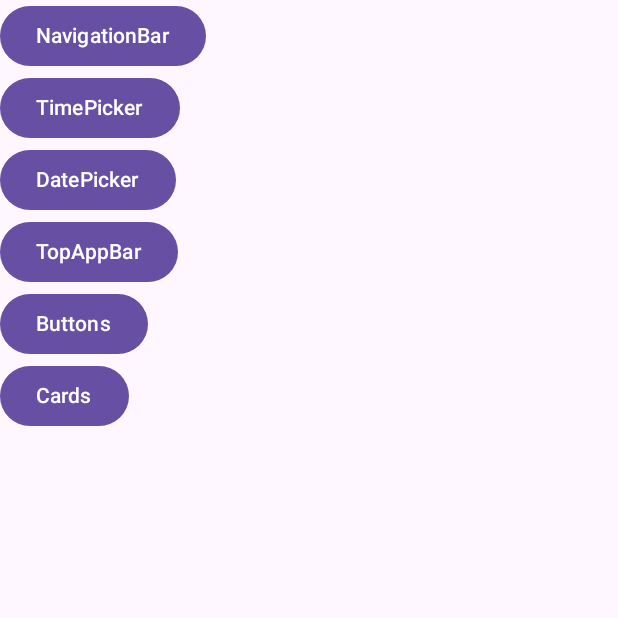
After one commit to zard0214/Kotlin, an Android app built with Jetpack Compose: the DemoActivity screen opened directly, with no data from a screen before it, on a phone screen of 412 x 824 dp, the top half of it. The commit adds this screen. Run offline under Robolectric (Android 15) with nearby library versions, the phone set to English and light mode, and no system bars.

Commit message:
add activity to manifest

```diff
--- /dev/null
+++ b/app/src/main/java/cn/shef/msc5/todo/demos/activity/DemoActivity.kt
@@ -0,0 +1,114 @@
+package cn.shef.msc5.todo.demos.activity
+
+import android.content.Intent
+import android.content.res.Configuration
+import android.os.Bundle
+import android.util.Log
+import androidx.activity.ComponentActivity
+import androidx.activity.compose.setContent
+import androidx.compose.foundation.layout.Column
+import androidx.compose.foundation.layout.fillMaxSize
+import androidx.compose.material3.Button
+import androidx.compose.material3.MaterialTheme
+import androidx.compose.material3.Surface
+import androidx.compose.material3.Text
+import androidx.compose.runtime.Composable
+import androidx.compose.ui.Modifier
+import androidx.compose.ui.platform.LocalContext
+import androidx.compose.ui.tooling.preview.Preview
+import androidx.core.content.ContextCompat.startActivity
+import cn.shef.msc5.todo.demos.ui.appbars.TopAppBarActivity
+import cn.shef.msc5.todo.demos.ui.buttons.ButtonsActivity
+import cn.shef.msc5.todo.demos.ui.cards.CardsActivity
+import cn.shef.msc5.todo.demos.ui.datepickers.DatePickersActivity
+import cn.shef.msc5.todo.demos.ui.navigation.NavigationBarActivity
+import cn.shef.msc5.todo.demos.ui.timepickers.TimePickersActivity
+
+/**
+ * @author Zhecheng Zhao
+ * @registrationNo 220186627
+ * @date Created in 31/10/2023 10:48
+ */
+class DemoActivity : ComponentActivity() {
+
+    private val TAG = "DemoActivity"
+
+    override fun onCreate(savedInstanceState: Bundle?) {
+        super.onCreate(savedInstanceState)
+
+        // This app draws behind the system bars, so we want to handle fitting system windows
+//        WindowCompat.setDecorFitsSystemWindows(window, false)
+
+        setContent {
+            MaterialTheme {
+                // A surface container using the 'background' color from the theme
+                Surface(
+                    modifier = Modifier.fillMaxSize(),
+                    color = MaterialTheme.colorScheme.background
+                ) {
+                    MainScreen()
+                }
+            }
+        }
+    }
+
+    override fun onStart() {
+        super.onStart()
+        Log.v(TAG, "onStart")
+        //TODO request permissions
+
+    }
+
+}
+
+@Composable
+fun MainScreen() {
+    //get context
+    val context = LocalContext.current
+    Column {
+        Button(onClick = {
+            //jump to main activity
+            context.startActivity(Intent(context, NavigationBarActivity::class.java))
+        }) {
+            Text("NavigationBar")
+        }
+        Button(onClick = {
+            //jump to main activity
+            startActivity(context, Intent(context, TimePickersActivity::class.java), null)
+        }) {
+            Text("TimePicker")
+        }
+        Button(onClick = {
+            //jump to main activity
+            startActivity(context, Intent(context, DatePickersActivity::class.java), null)
+        }) {
+            Text("DatePicker")
+        }
+        Button(onClick = {
+            //jump to main activity
+            startActivity(context, Intent(context, TopAppBarActivity::class.java), null)
+        }) {
+            Text("TopAppBar")
+        }
+        Button(onClick = {
+            //jump to main activity
+            startActivity(context, Intent(context, ButtonsActivity::class.java), null)
+        }) {
+            Text("Buttons")
+        }
+        Button(onClick = {
+            //jump to main activity
+            startActivity(context, Intent(context, CardsActivity::class.java), null)
+        }) {
+            Text("Cards")
+        }
+    }
+}
+
+
+@Preview(name = "Light theme")
+@Preview(name = "Dark theme", uiMode = Configuration.UI_MODE_NIGHT_YES)
+@Composable
+fun PreviewMainScreen() {
+    MainScreen()
+}
--- a/app/src/main/java/cn/shef/msc5/todo/demos/ui/navigation/NavigationBarActivity.kt
+++ b/app/src/main/java/cn/shef/msc5/todo/demos/ui/navigation/NavigationBarActivity.kt
@@ -4,6 +4,8 @@ import android.content.res.Configuration
 import android.os.Bundle
 import androidx.activity.ComponentActivity
 import androidx.activity.compose.setContent
+import androidx.compose.foundation.background
+import androidx.compose.foundation.layout.Box
 import androidx.compose.foundation.layout.fillMaxSize
 import androidx.compose.material.icons.Icons
 import androidx.compose.material.icons.filled.Add
@@ -20,6 +22,7 @@ import androidx.compose.runtime.getValue
 import androidx.compose.runtime.mutableStateOf
 import androidx.compose.runtime.remember
 import androidx.compose.runtime.setValue
+import androidx.compose.ui.Alignment
 import androidx.compose.ui.Modifier
 import androidx.compose.ui.graphics.vector.ImageVector
 import androidx.compose.ui.tooling.preview.Preview
@@ -61,7 +64,7 @@ fun BottomNavigation() {
         items.forEachIndexed { index, item ->
             NavigationBarItem(
                 //Change the icon using getIconForScreen function
-                icon = { Icon(getIconForScreen(item), contentDescription = null) },
+                icon = { Icon(getIconForScreen(item), contentDescription = item) },
                 label = { Text(item) },
                 selected = selectedItem == item,
                 onClick = { selectedItem = item },
```
Also changed, not shown: app/src/main/AndroidManifest.xml (+8 -0 lines), app/src/main/java/cn/shef/msc5/todo/MainActivity.kt (+5 -46 lines), app/src/main/java/cn/shef/msc5/todo/base/BaseScaffold.kt (added, +43 -0 lines), app/src/main/java/cn/shef/msc5/todo/base/BaseSnackBar.kt (added, +36 -0 lines), app/src/main/java/cn/shef/msc5/todo/demos/ui/datepickers/DatePickersActivity.kt (+17 -15 lines), app/src/main/java/cn/shef/msc5/todo/demos/ui/timepickers/TimePickersActivity.kt (+18 -16 lines).
